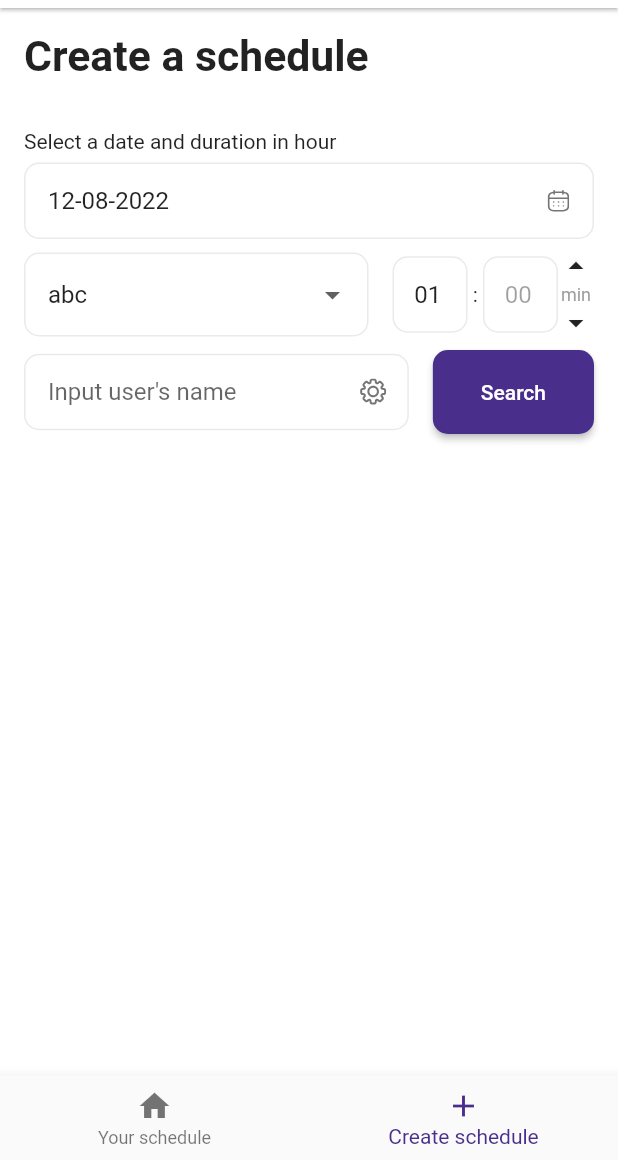
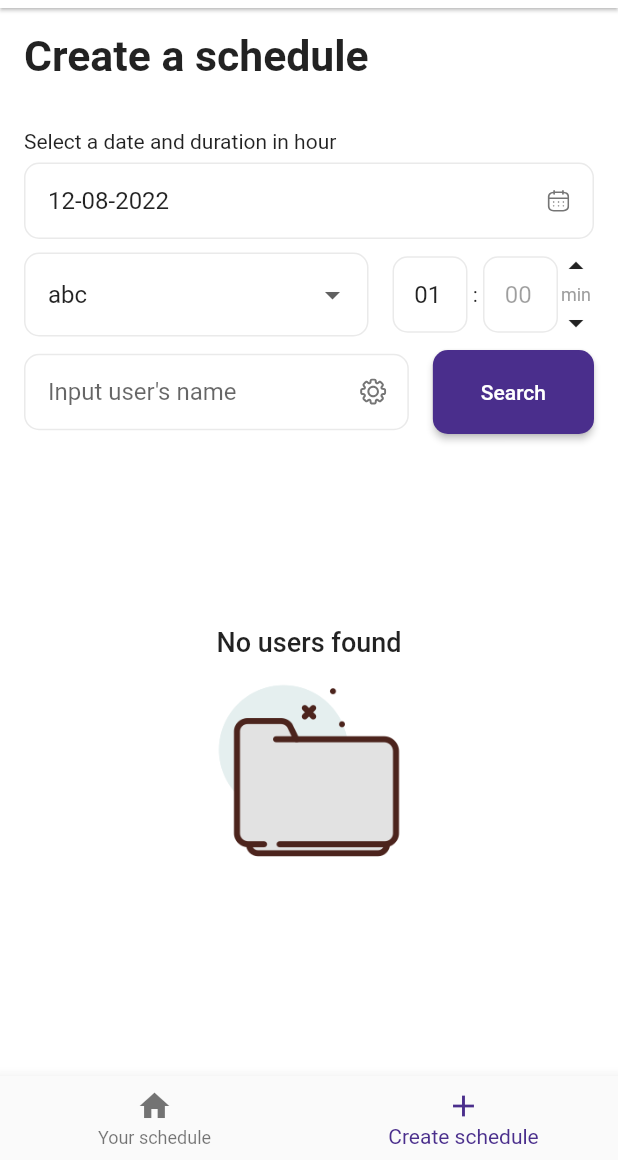
Before and after one commit to chuonglam/schedule_booking, a Flutter app: the screen it shows after launch, item 2 of the bottom bar chosen, on a phone screen of 412 x 824 dp, the part 76-1236 px from its top. Run offline on Flutter 3.47's test engine with Material 2 defaults, Android fonts, the phone set to English and light mode, and no system bars; our stand-ins replace flutter_svg, get, get_it, google_fonts, injectable, parse_server_sdk and 1 more.

Commit message:
add empty state into create-schedule screen

```diff
--- a/lib/common/widgets/empty_state.dart
+++ b/lib/common/widgets/empty_state.dart
@@ -1,7 +1,4 @@
 import 'package:flutter/material.dart';
-import 'package:flutter/src/widgets/container.dart';
-import 'package:flutter/src/widgets/framework.dart';
-import 'package:flutter_svg/svg.dart';
 import 'package:schedule_booking/common/styles.dart';
 
 class EmptyState extends StatelessWidget {
@@ -23,7 +20,11 @@ class EmptyState extends StatelessWidget {
               fontSize: 18,
             ),
           ),
-          Image.asset('assets/img/empty.png'),
+          Image.asset(
+            'assets/img/empty.png',
+            width: 150,
+            fit: BoxFit.contain,
+          ),
         ],
       ),
     );
--- a/lib/screens/create_schedule/create_schedule_screen.dart
+++ b/lib/screens/create_schedule/create_schedule_screen.dart
@@ -4,6 +4,7 @@ import 'package:data/data.dart';
 import 'package:flutter/material.dart';
 import 'package:get/get.dart';
 import 'package:schedule_booking/common/exts.dart';
+import 'package:schedule_booking/common/widgets/empty_state.dart';
 import 'package:schedule_booking/common/widgets/schedule_confirmation.dart';
 import 'package:schedule_booking/common/styles.dart';
 import 'package:schedule_booking/screens/create_schedule/create_schedule_controller.dart';
@@ -77,8 +78,11 @@ class CreateScheduleScreen extends GetView<CreateScheduleController> {
                               child: Obx(() {
                                 if (controller.state.selectedUser == null) {
                                   return Container(
-                                      alignment: Alignment.center,
-                                      child: const Text("Please pick a user"));
+                                    alignment: Alignment.center,
+                                    child: const EmptyState(
+                                      title: "Select a user to continue",
+                                    ),
+                                  );
                                 }
                                 return const PickTimeSlotWidget();
                               }),
--- a/lib/screens/create_schedule/widgets/pick_user_widget.dart
+++ b/lib/screens/create_schedule/widgets/pick_user_widget.dart
@@ -1,6 +1,7 @@
 import 'package:data/data.dart';
 import 'package:flutter/material.dart';
 import 'package:get/get_state_manager/get_state_manager.dart';
+import 'package:schedule_booking/common/widgets/empty_state.dart';
 import 'package:schedule_booking/screens/create_schedule/create_schedule_controller.dart';
 
 class PickUserWidget extends GetView<CreateScheduleController> {
@@ -13,9 +14,15 @@ class PickUserWidget extends GetView<CreateScheduleController> {
   Widget build(BuildContext context) {
     return Obx(() {
       if (controller.isLoading && controller.users.isEmpty) {
-        return Container(
-          alignment: Alignment.center,
-          child: const CircularProgressIndicator(),
+        return const Center(
+          child: CircularProgressIndicator(),
+        );
+      }
+      if (controller.users.isEmpty) {
+        return const Center(
+          child: EmptyState(
+            title: "No users found",
+          ),
         );
       }
       return ListView.builder(
```
